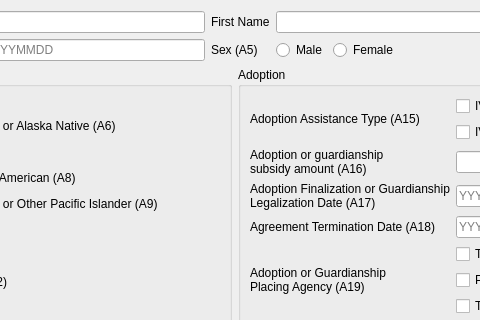
Qt form ui/ui_adoption_subsidy.ui (zstamper/AFCARS-AXE) before a commit; both pictures show x 129 to 609 and y 0 to 320 of the 1000 by 470 pixel window.
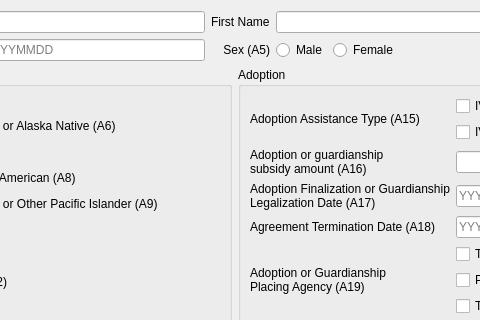
The same form after that commit.

```diff
--- a/ui/ui_adoption_subsidy.ui
+++ b/ui/ui_adoption_subsidy.ui
@@ -112,9 +112,18 @@
        </item>
        <item row="1" column="2">
         <widget class="QLabel" name="e6_label">
+         <property name="frameShape">
+          <enum>QFrame::NoFrame</enum>
+         </property>
+         <property name="frameShadow">
+          <enum>QFrame::Plain</enum>
+         </property>
          <property name="text">
           <string>Sex (A5)</string>
          </property>
+         <property name="alignment">
+          <set>Qt::AlignRight|Qt::AlignTrailing|Qt::AlignVCenter</set>
+         </property>
         </widget>
        </item>
        <item row="1" column="0">
```
Left out of the diff: 25 changed lines with no effect on the pictures.
